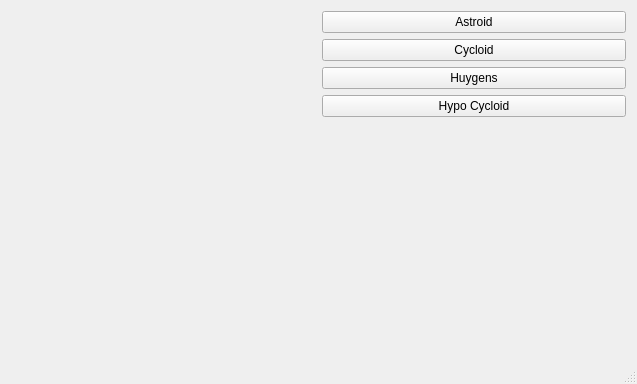
Old version of the form mainwindow.ui in the repository eagleranger96/QtCurvesCPP.
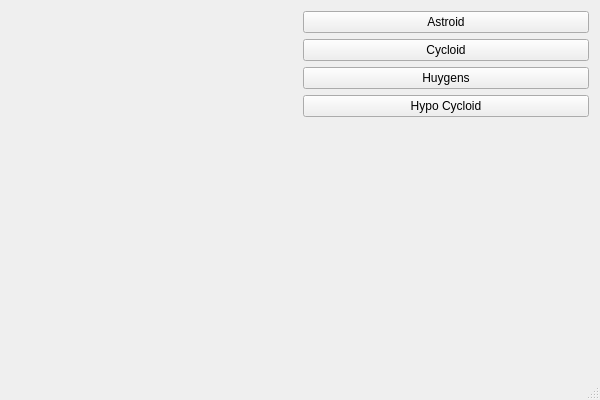
New version of the form. Custom widgets are drawn as their Qt base class.

Commit message: Rendering Astroid

The edit to the form file:
```diff
--- a/mainwindow.ui
+++ b/mainwindow.ui
@@ -6,8 +6,8 @@
    <rect>
     <x>0</x>
     <y>0</y>
-    <width>637</width>
-    <height>384</height>
+    <width>600</width>
+    <height>400</height>
    </rect>
   </property>
   <property name="windowTitle">
```
The commit also changes 2 other files.
